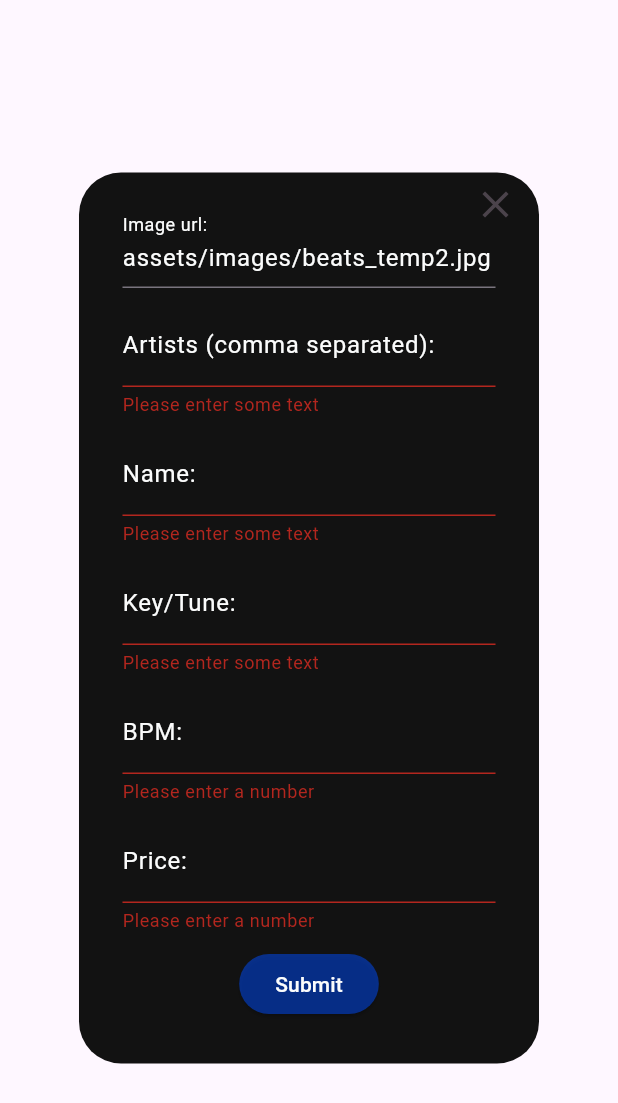
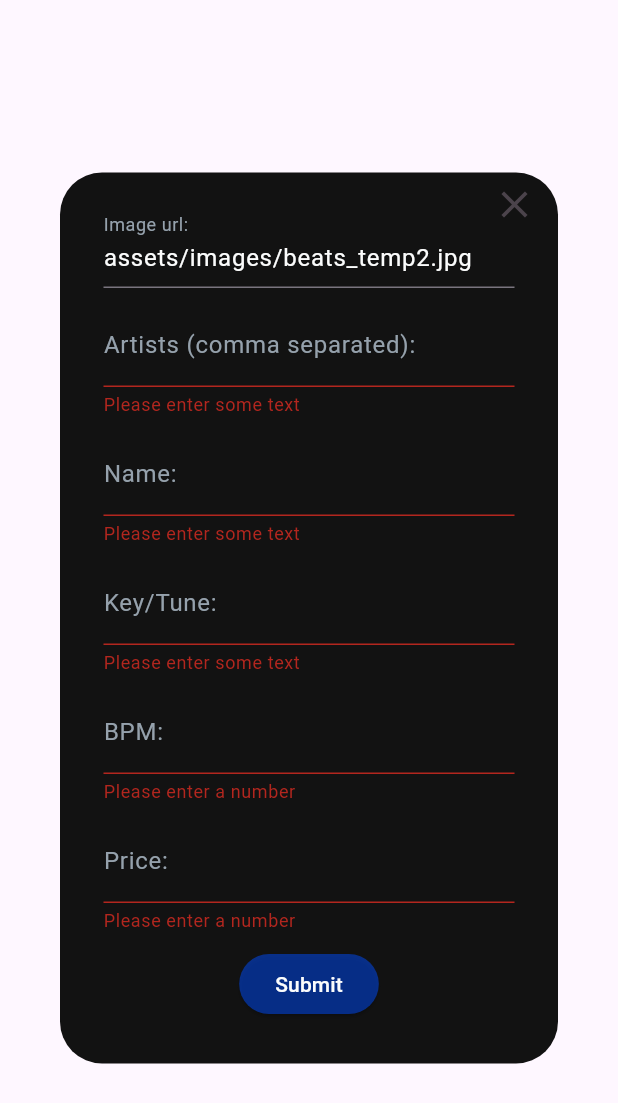
Before and after one commit to hjinlucas/aayats_evaluation, a Flutter app: the BeatsForm widget shown alone on an empty page, opened directly, after a tap on "Submit", on a phone screen of 412 x 824 dp. Shown: the top 1103 px of the screen. Run offline on Flutter 3.47's test engine with Material 3 defaults, Android fonts, the phone set to English and light mode, and no system bars; our stand-ins replace flutter_screenutil; network calls fail.

Commit message:
added error handle & fixed form ui bugs

```diff
--- a/lib/common/services/beats_service.dart
+++ b/lib/common/services/beats_service.dart
@@ -16,7 +16,7 @@ Future<List<Beats>?> getAllBeats() async {
     List<Beats>? res = json.map((e) => Beats.fromJson(e)).toList();
     return res;
   } catch (error) {
-    print(error);
+    // print(error);
     throw error;
   }
 }
--- a/lib/view/beats/beats.dart
+++ b/lib/view/beats/beats.dart
@@ -21,12 +21,14 @@ class _BeatsState extends State<Beats> {
   Future<List<BeatsModel.Beats>?> beats = getAllBeats();
 
   Future openForm(BuildContext context) async {
-    await showDialog<void>(
+    bool? isUpdate = await showDialog<bool>(
         context: context,
         builder: (_context) => BeatsForm(snackBarContext: context));
-    setState(() {
-      beats = getAllBeats();
-    });
+    if (isUpdate != null && isUpdate) {
+      setState(() {
+        beats = getAllBeats();
+      });
+    }
   }
 
   @override
--- a/lib/view/beats/beats_form.dart
+++ b/lib/view/beats/beats_form.dart
@@ -1,3 +1,5 @@
+// ignore_for_file: use_build_context_synchronously
+
 import 'package:aayats_evaluation/common/constants/color_constant.dart';
 import 'package:aayats_evaluation/common/models/beats.dart';
 import 'package:aayats_evaluation/common/services/beats_service.dart';
@@ -15,6 +17,8 @@ class BeatsForm extends StatefulWidget {
 }
 
 class _BeatsFormState extends State<BeatsForm> {
+  bool isLoading = false;
+  bool isError = false;
   @override
   Widget build(BuildContext context) {
     final Beats newBeats = Beats(
@@ -32,7 +36,6 @@ class _BeatsFormState extends State<BeatsForm> {
       backgroundColor: ColorConstant.backgroundPrimary,
       scrollable: true,
       content: Stack(
-        fit: StackFit.loose,
         clipBehavior: Clip.none,
         children: <Widget>[
           Positioned(
@@ -51,19 +54,35 @@ class _BeatsFormState extends State<BeatsForm> {
           ),
           Form(
             key: widget.formKey,
-            child: Column(
+            child: SizedBox(
+              width: 500,
+              child: (isLoading)
+                  ? const SizedBox(
+                      height: 500,
+                      child: Center(
+                        child: CircularProgressIndicator(
+                          backgroundColor: ColorConstant.accentPrimary,
+                        ),
+                      ),
+                    )
+                  : Column(
                       mainAxisSize: MainAxisSize.min,
                       children: <Widget>[
                         Padding(
                           padding: const EdgeInsets.all(5),
                           child: TextFormField(
+                            onTap: () => setState(() {
+                              isError = false;
+                            }),
                             initialValue: newBeats.imageUrl,
-                    style: const TextStyle(color: ColorConstant.textPrimary),
-                    onSaved: (newValue) => {newBeats.imageUrl = newValue!},
+                            style: const TextStyle(
+                                color: ColorConstant.textPrimary),
+                            onSaved: (newValue) =>
+                                {newBeats.imageUrl = newValue!},
                             decoration: const InputDecoration(
                                 labelText: 'Image url:',
-                        labelStyle:
-                            TextStyle(color: ColorConstant.textPrimary)),
+                                labelStyle: TextStyle(
+                                    color: ColorConstant.textSecondary)),
                             validator: (value) {
                               if (value == null ||
                                   value.isEmpty ||
@@ -77,13 +96,17 @@ class _BeatsFormState extends State<BeatsForm> {
                         Padding(
                           padding: const EdgeInsets.all(5),
                           child: TextFormField(
+                            onTap: () => setState(() {
+                              isError = false;
+                            }),
                             onSaved: (newValue) =>
                                 {newBeats.artists = newValue!.split(", ")},
-                    style: const TextStyle(color: ColorConstant.textPrimary),
+                            style: const TextStyle(
+                                color: ColorConstant.textPrimary),
                             decoration: const InputDecoration(
                                 labelText: 'Artists (comma separated):',
-                        labelStyle:
-                            TextStyle(color: ColorConstant.textPrimary)),
+                                labelStyle: TextStyle(
+                                    color: ColorConstant.textSecondary)),
                             validator: (value) {
                               if (value == null ||
                                   value.isEmpty ||
@@ -97,12 +120,16 @@ class _BeatsFormState extends State<BeatsForm> {
                         Padding(
                           padding: const EdgeInsets.all(5),
                           child: TextFormField(
+                            onTap: () => setState(() {
+                              isError = false;
+                            }),
                             onSaved: (newValue) => {newBeats.title = newValue!},
-                    style: const TextStyle(color: ColorConstant.textPrimary),
+                            style: const TextStyle(
+                                color: ColorConstant.textPrimary),
                             decoration: const InputDecoration(
                                 labelText: 'Name:',
-                        labelStyle:
-                            TextStyle(color: ColorConstant.textPrimary)),
+                                labelStyle: TextStyle(
+                                    color: ColorConstant.textSecondary)),
                             validator: (value) {
                               if (value == null ||
                                   value.isEmpty ||
@@ -116,12 +143,16 @@ class _BeatsFormState extends State<BeatsForm> {
                         Padding(
                           padding: const EdgeInsets.all(5),
                           child: TextFormField(
+                            onTap: () => setState(() {
+                              isError = false;
+                            }),
                             onSaved: (newValue) => {newBeats.key = newValue!},
-                    style: const TextStyle(color: ColorConstant.textPrimary),
+                            style: const TextStyle(
+                                color: ColorConstant.textPrimary),
                             decoration: const InputDecoration(
                                 labelText: 'Key/Tune:',
-                        labelStyle:
-                            TextStyle(color: ColorConstant.textPrimary)),
+                                labelStyle: TextStyle(
+                                    color: ColorConstant.textSecondary)),
                             validator: (value) {
                               if (value == null ||
                                   value.isEmpty ||
@@ -135,13 +166,17 @@ class _BeatsFormState extends State<BeatsForm> {
                         Padding(
                           padding: const EdgeInsets.all(5),
                           child: TextFormField(
+                            onTap: () => setState(() {
+                              isError = false;
+                            }),
                             onSaved: (newValue) =>
                                 {newBeats.bpm = int.parse(newValue!)},
-                    style: const TextStyle(color: ColorConstant.textPrimary),
+                            style: const TextStyle(
+                                color: ColorConstant.textPrimary),
                             decoration: const InputDecoration(
                                 labelText: 'BPM:',
-                        labelStyle:
-                            TextStyle(color: ColorConstant.textPrimary)),
+                                labelStyle: TextStyle(
+                                    color: ColorConstant.textSecondary)),
                             validator: (value) {
                               if (value == null ||
                                   value.isEmpty ||
@@ -155,16 +190,20 @@ class _BeatsFormState extends State<BeatsForm> {
                         Padding(
                           padding: const EdgeInsets.all(5),
                           child: TextFormField(
+                            onTap: () => setState(() {
+                              isError = false;
+                            }),
                             onSaved: (newValue) => {
                               newBeats.priceRaw = double.parse(newValue!),
                               newBeats.price =
                                   formatPrice(newBeats.priceRaw, "en_US", "USD")
                             },
-                    style: const TextStyle(color: ColorConstant.textPrimary),
+                            style: const TextStyle(
+                                color: ColorConstant.textPrimary),
                             decoration: const InputDecoration(
                                 labelText: 'Price:',
-                        labelStyle:
-                            TextStyle(color: ColorConstant.textPrimary)),
+                                labelStyle: TextStyle(
+                                    color: ColorConstant.textSecondary)),
                             validator: (value) {
                               if (value == null ||
                                   value.isEmpty ||
@@ -175,47 +214,53 @@ class _BeatsFormState extends State<BeatsForm> {
                             },
                           ),
                         ),
+                        isError
+                            ? const Padding(
+                                padding: EdgeInsets.all(5),
+                                child: Text(
+                                  "Error occurred!",
+                                  style: TextStyle(
+                                      color: Colors.red, fontSize: 20),
+                                ),
+                              )
+                            : const SizedBox(),
                         Padding(
                           padding: const EdgeInsets.all(5),
                           child: ElevatedButton(
                             style: ElevatedButton.styleFrom(
-                        backgroundColor: ColorConstant.accentPrimary),
+                                backgroundColor:
+                                    const Color.fromRGBO(0, 77, 255, 0.502)),
                             onPressed: () async {
                               if (widget.formKey.currentState!.validate()) {
+                                setState(() {
+                                  isLoading = true;
+                                });
+
+                                try {
                                   widget.formKey.currentState!.save();
-                        try {
-                          print('adding new beat,');
-                          print(newBeats.priceRaw);
-
                                   await addBeats(newBeats);
-                          Navigator.pop(context);
+                                  setState(() {
+                                    isLoading = false;
+                                  });
+                                  Navigator.pop(context, true);
                                 } catch (error) {
+                                  setState(() {
+                                    isLoading = false;
+                                    isError = true;
+                                  });
                                   print(error);
-                          ScaffoldMessenger.of(widget.snackBarContext)
-                              .showSnackBar(SnackBar(
-                            content: const Text("Something went wrong"),
-                            behavior: SnackBarBehavior.floating,
-                            shape: RoundedRectangleBorder(
-                              borderRadius: BorderRadius.circular(24),
-                            ),
-                            margin: EdgeInsets.only(
-                                bottom: MediaQuery.of(widget.snackBarContext)
-                                        .size
-                                        .height -
-                                    100,
-                                right: 20,
-                                left: 20),
-                          ));
                                 }
                               }
                             },
                             child: const Text(
                               'Submit',
-                      style: TextStyle(color: ColorConstant.textPrimary),
+                              style:
+                                  TextStyle(color: ColorConstant.textPrimary),
                             ),
                           ),
                         )
                       ],
+                    ),
             ),
           ),
         ],
--- a/lib/view/beats/beats_tile.dart
+++ b/lib/view/beats/beats_tile.dart
@@ -2,7 +2,7 @@ import 'package:aayats_evaluation/common/models/beats.dart';
 import 'package:flutter/material.dart';
 import 'package:flutter_screenutil/flutter_screenutil.dart';
 import '../../common/constants/color_constant.dart';
-import '../../common/text_widgets.dart';
+import '../../common/widgets/text_widgets.dart';
 
 Widget BeatsTile(Beats beats) {
   return Container(
--- a/lib/view/main.dart
+++ b/lib/view/main.dart
@@ -14,7 +14,7 @@ class MyApp extends StatelessWidget {
   @override
   Widget build(BuildContext context) {
     return const ScreenUtilInit(
-      designSize: const Size(393, 852),
+      designSize: Size(393, 852),
       child: MaterialApp(
         color: Colors.black,
         debugShowCheckedModeBanner: false,
--- a/pubspec.yaml
+++ b/pubspec.yaml
@@ -38,6 +38,7 @@ dependencies:
   http: ^1.1.2
   intl: ^0.19.0
   toast: ^0.3.0
+  oktoast: ^3.4.0
 
 dev_dependencies:
   flutter_test:
```
Also changed, not shown: pubspec.lock. Lines whose indentation alone changed are shown as unchanged.
